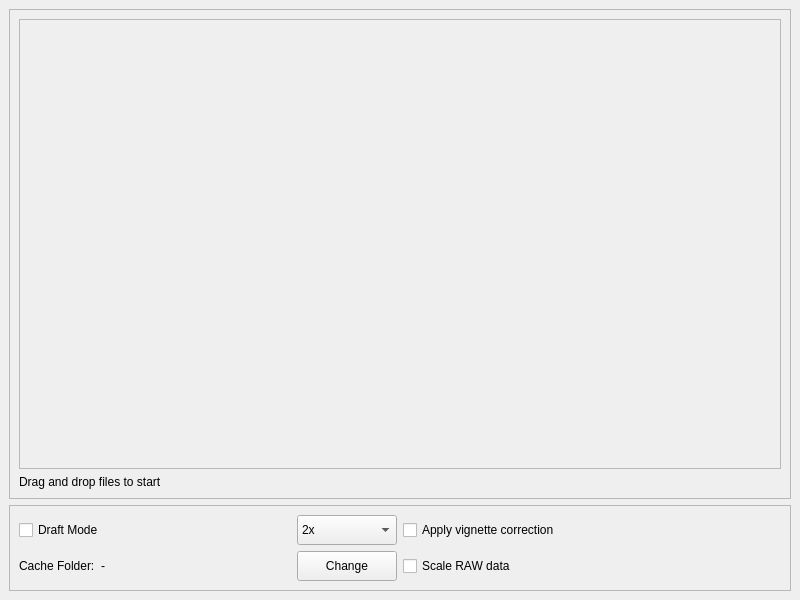
First picture: the form in ui/mainwindow.ui, repository xtrul/motioncam-fs, before the edit.
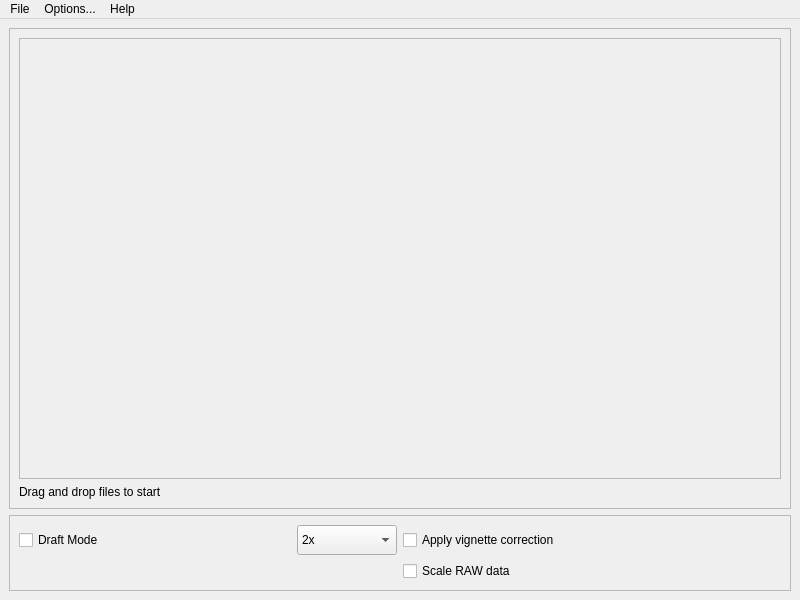
Second picture: the form after the edit.

Commit message: Add menu bar and options dialog

```diff
--- a/ui/mainwindow.ui
+++ b/ui/mainwindow.ui
@@ -11,8 +11,54 @@
    </rect>
   </property>
   <property name="windowTitle">
-   <string>MotionCam FS</string>
-  </property>
+  <string>MotionCam FS</string>
+ </property>
+  <widget class="QMenuBar" name="menubar">
+   <property name="geometry">
+    <rect>
+     <x>0</x>
+     <y>0</y>
+     <width>800</width>
+     <height>21</height>
+    </rect>
+   </property>
+   <widget class="QMenu" name="menuFile">
+    <property name="title">
+     <string>File</string>
+    </property>
+    <addaction name="actionUnmountAll"/>
+    <addaction name="actionExit"/>
+   </widget>
+   <widget class="QMenu" name="menuHelp">
+    <property name="title">
+     <string>Help</string>
+    </property>
+    <addaction name="actionDemo"/>
+   </widget>
+   <addaction name="menuFile"/>
+   <addaction name="actionOptions"/>
+   <addaction name="menuHelp"/>
+  </widget>
+  <action name="actionUnmountAll">
+   <property name="text">
+    <string>Unmount All</string>
+   </property>
+  </action>
+  <action name="actionExit">
+   <property name="text">
+    <string>Exit</string>
+   </property>
+  </action>
+  <action name="actionOptions">
+   <property name="text">
+    <string>Options...</string>
+   </property>
+  </action>
+  <action name="actionDemo">
+   <property name="text">
+    <string>Demo</string>
+   </property>
+  </action>
   <widget class="QWidget" name="centralwidget">
    <layout class="QVBoxLayout" name="verticalLayout">
     <item>
@@ -91,49 +137,6 @@
          </property>
         </widget>
        </item>
-       <item row="1" column="0">
-        <layout class="QHBoxLayout" name="cacheLayout">
-         <item>
-          <widget class="QLabel" name="descCacheFolder">
-           <property name="sizePolicy">
-            <sizepolicy hsizetype="Preferred" vsizetype="Preferred">
-             <horstretch>0</horstretch>
-             <verstretch>0</verstretch>
-            </sizepolicy>
-           </property>
-           <property name="text">
-            <string>Cache Folder:</string>
-           </property>
-          </widget>
-         </item>
-         <item>
-          <widget class="QLabel" name="cacheFolderLabel">
-           <property name="sizePolicy">
-            <sizepolicy hsizetype="Preferred" vsizetype="Preferred">
-             <horstretch>1</horstretch>
-             <verstretch>0</verstretch>
-            </sizepolicy>
-           </property>
-           <property name="text">
-            <string>-</string>
-           </property>
-          </widget>
-         </item>
-         <item>
-          <widget class="QPushButton" name="changeCacheBtn">
-           <property name="minimumSize">
-            <size>
-             <width>100</width>
-             <height>30</height>
-            </size>
-           </property>
-           <property name="text">
-            <string>Change</string>
-           </property>
-          </widget>
-         </item>
-        </layout>
-       </item>
        <item row="0" column="1">
         <widget class="QCheckBox" name="vignetteCorrectionCheckBox">
          <property name="enabled">
```
The commit also changes 8 other files.
